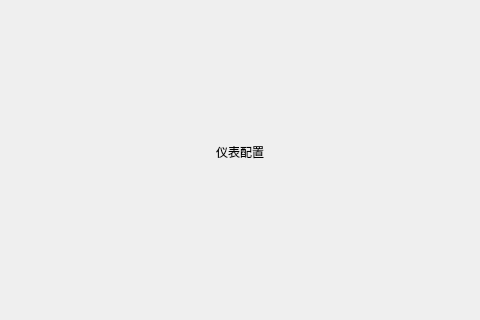
Above: presentation/qt/ui/connection_page.ui from Ryan-March-Lee/Auto_test before the change; both pictures show x 360 to 840 and y 410 to 730 of the 1200 by 900 pixel window. Below: the same form after it.
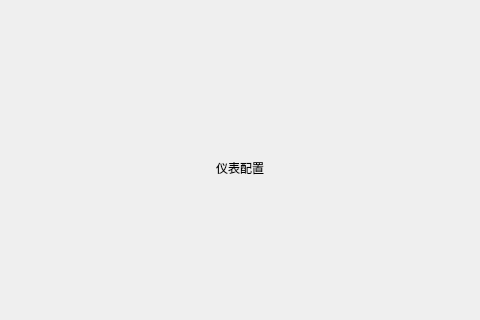
That is the form after the change.

The edit to the form file:
```diff
--- a/presentation/qt/ui/connection_page.ui
+++ b/presentation/qt/ui/connection_page.ui
@@ -46,7 +46,7 @@
         <number>16</number>
        </property>
        <property name="topMargin">
-        <number>0</number>
+        <number>48</number>
        </property>
        <property name="rightMargin">
         <number>16</number>
```
Left out of the diff: 8 changed lines with no effect on the pictures.
